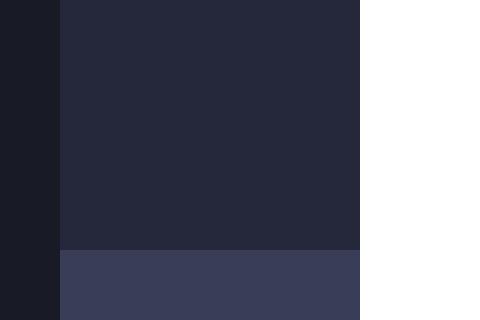
IvanidzeKutnyk/BKR, file JX_Editor_2_0/mainwindow.ui: the form before one commit; both pictures show x 0 to 480 and y 353 to 673 of the 1257 by 673 pixel window.
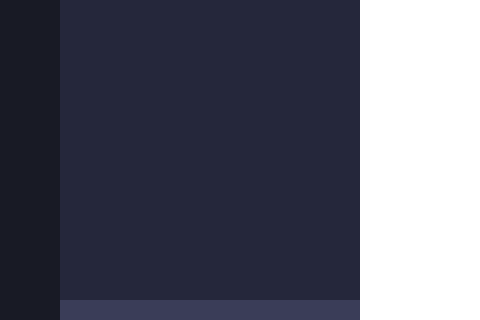
The form after the commit.

```diff
--- a/JX_Editor_2_0/mainwindow.ui
+++ b/JX_Editor_2_0/mainwindow.ui
@@ -231,13 +231,13 @@
          <property name="minimumSize">
           <size>
            <width>0</width>
-           <height>70</height>
+           <height>20</height>
           </size>
          </property>
          <property name="maximumSize">
           <size>
            <width>16777215</width>
-           <height>70</height>
+           <height>20</height>
           </size>
          </property>
          <layout class="QGridLayout" name="gridLayout_2">
```
